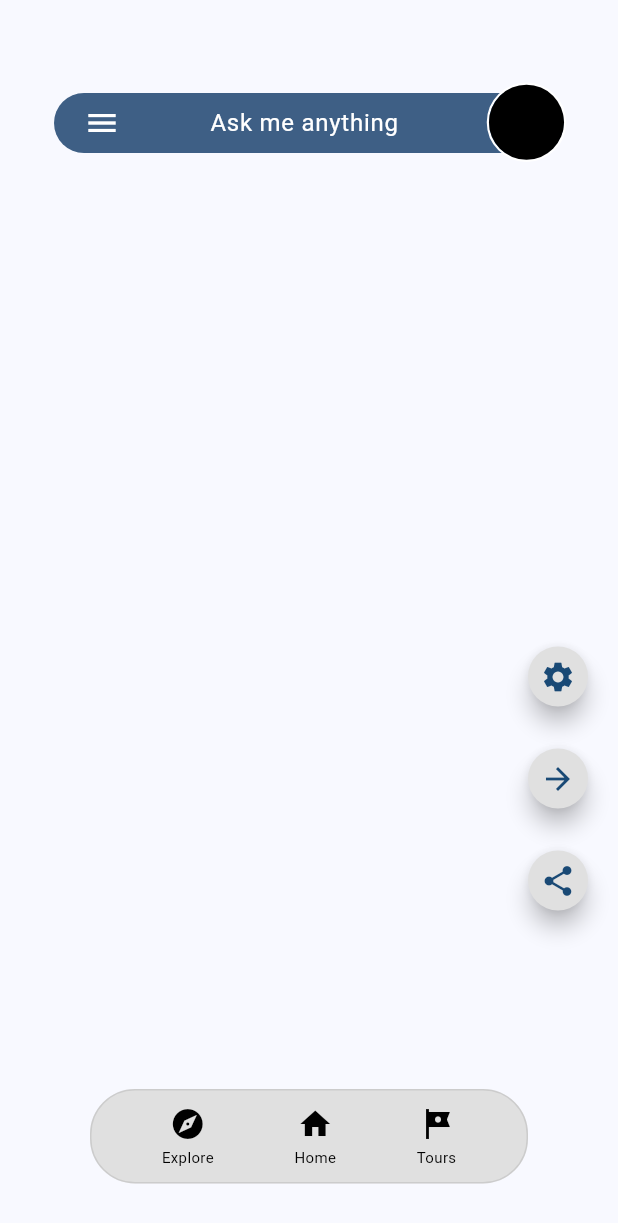
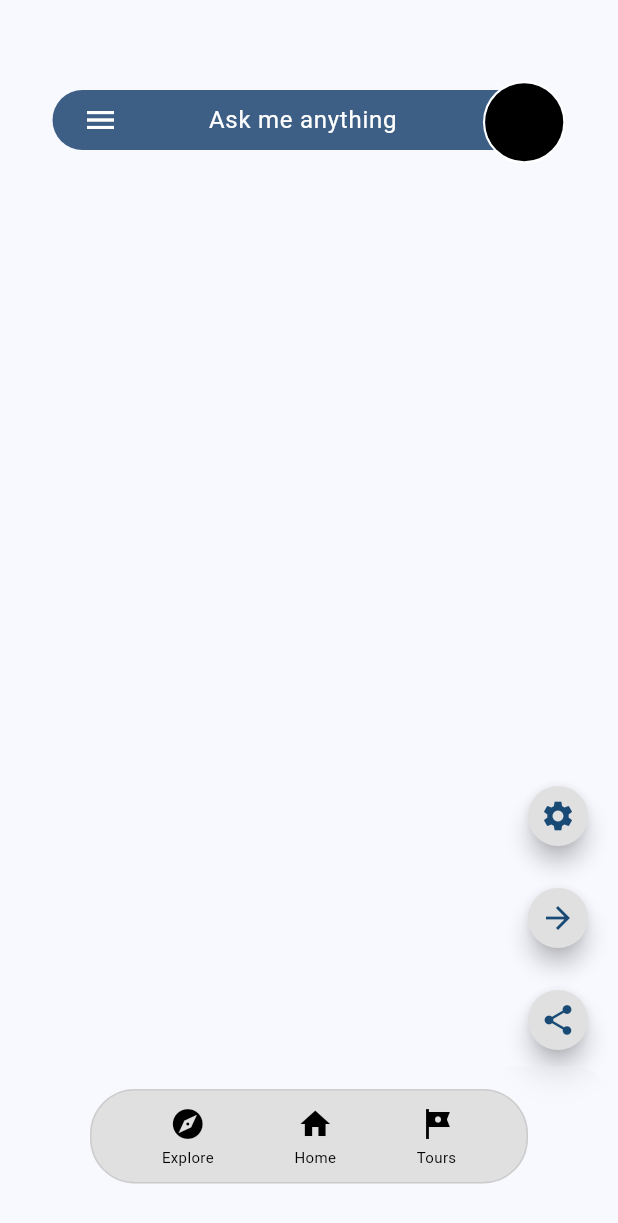
Before and after one commit to Toury-AI/Front-End, a Flutter app: the screen it shows after launch, on a phone screen of 412 x 824 dp. Shown: the top 1223 px of the screen. Run offline on Flutter 3.47's test engine with Material 3 defaults, Android fonts, the phone set to English and light mode, and no system bars; Roboto replaces fonts that are missing (SF Pro).

Commit message:
Fixed top nav bar, added glass effect to drawer, repositioned side buttons

```diff
--- a/lib/main.dart
+++ b/lib/main.dart
@@ -3,8 +3,7 @@ import 'screens/home_screen.dart';
 // import 'package:device_preview/device_preview.dart';
 
 void main() {
-  runApp(MyApp(),
-  );
+  runApp(const MyApp());
 }
 
 class MyApp extends StatelessWidget {
--- a/lib/screens/home_screen.dart
+++ b/lib/screens/home_screen.dart
@@ -16,7 +16,7 @@ class HomeScreen extends StatelessWidget {
       children: [
         TopNavBar(),
         Positioned(
-          bottom: 100,
+          top: 500,
           right: 16,
           child: SideButtons(),
         ),
--- a/lib/widgets/drawer.dart
+++ b/lib/widgets/drawer.dart
@@ -1,11 +1,17 @@
 import 'package:flutter/material.dart';
+import 'dart:ui';
 
 class CustomDrawer extends StatelessWidget {
   @override
   Widget build(BuildContext context) {
     return Drawer(
+      backgroundColor: Colors.transparent,
+      elevation: 0,
+              child: ClipRRect(
+                child: BackdropFilter(
+                  filter: ImageFilter.blur(sigmaX: 7, sigmaY: 7),
                   child: Container(
-        color: Colors.black,
+                    color: const Color.fromARGB(85, 255, 255, 255),
                     child: ListView(
                       padding: EdgeInsets.zero,
                       children: <Widget>[
@@ -35,7 +41,7 @@ class CustomDrawer extends StatelessWidget {
                         Container(
                         decoration: BoxDecoration(
                           shape: BoxShape.circle,
-                      border: Border.all(color: Colors.white, width: 2.5),
+                          border: Border.all(color: Colors.white, width: 3),
                         ),
                           child: CircleAvatar(
                             radius: 35,
@@ -128,6 +134,8 @@ class CustomDrawer extends StatelessWidget {
                                 ],
                       ),
                               ),
+              ),
+          ),
         );
       }
 }
--- a/lib/widgets/top_nav_bar.dart
+++ b/lib/widgets/top_nav_bar.dart
@@ -5,13 +5,15 @@ class TopNavBar extends StatelessWidget {
 
   @override
   Widget build(BuildContext context) {
-    return Stack(
+    return Container(
+      margin: const EdgeInsets.only(top: 50, left: 35, right: 35),
+      height: 2000,
+      width: 360,
+      color: Colors.transparent,
+      child: Stack(
         children: [
-          Positioned(
-            top: 62,
-            left: 36,
-            right: 36,
-            child: Expanded(
+          Padding(
+            padding: const EdgeInsets.only(top: 10.0, right: 2),
             child: SizedBox(
               height: 40,
               child: SearchBar(
@@ -22,8 +24,8 @@ class TopNavBar extends StatelessWidget {
                 elevation: MaterialStateProperty.all(0),
                 leading: Padding(
                   padding: const EdgeInsets.only(right: 40.0),
-                  child: DrawerButton(
-                            color: Colors.white,
+                  child: IconButton(
+                    icon: Icon(Icons.menu, color: Colors.white),
                     onPressed: () {
                       Scaffold.of(context).openDrawer();
                     },
@@ -32,23 +34,24 @@ class TopNavBar extends StatelessWidget {
               ),
             ),
           ),
-              ),
-          Positioned(
-                top: 55,
-                left: 290,
-                right: 0,
-                child: Container(
+          Row(
+            mainAxisAlignment: MainAxisAlignment.end,
+            children: [
+              Container(
+                margin: const EdgeInsets.only(top: 4),
                 decoration: BoxDecoration(
                   shape: BoxShape.circle,
                   border: Border.all(color: Colors.white, width: 1.5),
                 ),
                 child: CircleAvatar(
-                    radius: 25,
+                  radius: 26,
                   backgroundColor: Colors.black,
                 ),
-                )
               ),
             ],
+          )
+        ]
+      ),
     );
 }
 }
```
Lines whose indentation alone changed are shown as unchanged.
